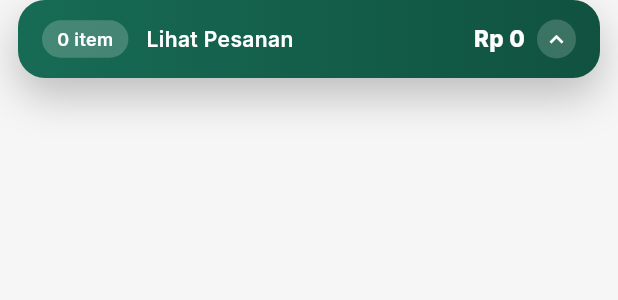
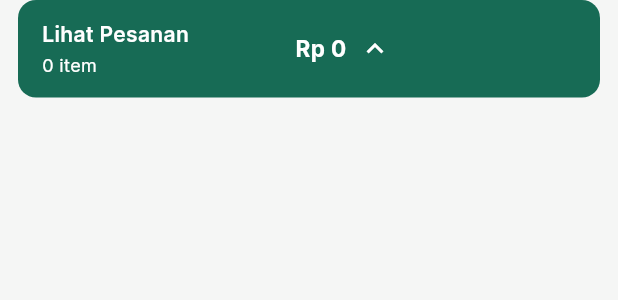
Before and after one commit to aijou7/Sajia, a Flutter app: the _CartBar widget shown alone on an empty page, opened directly with empty values, on a phone screen of 412 x 824 dp. Shown: the top 300 px of the screen. Run offline on Flutter 3.47's test engine with Material 3 defaults, Android fonts, the phone set to English and light mode, and no system bars; our stand-ins replace connectivity_plus, drift, equatable, fl_chart, flutter_local_notifications, flutter_riverpod and 12 more; missing offline and left inert: esc_pos_utils_plus, file_selector, pointycastle, print_bluetooth_thermal, sqlite3; accounts and stored records are empty; generated files the repository leaves out were written again.

Commit message:
Keep mobile order bar readable with enlarged text

```diff
--- a/lib/features/cashier/cashier_page.dart
+++ b/lib/features/cashier/cashier_page.dart
@@ -1310,55 +1310,36 @@ class _CartBar extends ConsumerWidget {
         ),
         padding: const EdgeInsets.symmetric(horizontal: 16, vertical: 13),
         decoration: BoxDecoration(
-          gradient: AppTheme.actionGradient,
-          borderRadius: BorderRadius.circular(18),
-          boxShadow: [
-            BoxShadow(
-              color: AppTheme.primary.withValues(alpha: 0.26),
-              blurRadius: 24,
-              offset: const Offset(0, 12),
-            ),
-          ],
+          color: AppTheme.action,
+          borderRadius: BorderRadius.circular(AppTheme.radius),
         ),
         child: Row(children: [
-          Container(
-            padding: const EdgeInsets.symmetric(horizontal: 10, vertical: 4),
-            decoration: BoxDecoration(
-              color: Colors.white.withValues(alpha: 0.2),
-              borderRadius: BorderRadius.circular(20),
+          Expanded(
+            child: Column(
+              crossAxisAlignment: CrossAxisAlignment.start,
+              mainAxisSize: MainAxisSize.min,
+              children: [
+                const Text('Lihat Pesanan',
+                    style: TextStyle(
+                        color: Colors.white, fontSize: 14,
+                        fontWeight: FontWeight.w600)),
+                const SizedBox(height: 2),
+                Text('${cart.itemCount} item',
+                    style: const TextStyle(
+                        color: Colors.white, fontSize: 12)),
+              ],
             ),
-            child: Text('${cart.itemCount} item',
-                style: const TextStyle(
-                    color: Colors.white,
-                    fontSize: 12,
-                    fontWeight: FontWeight.w600)),
           ),
           const SizedBox(width: 12),
-          const Text('Lihat Pesanan',
-              style: TextStyle(
-                  color: Colors.white,
-                  fontSize: 14,
-                  fontWeight: FontWeight.w600)),
-          const Spacer(),
-          Text(cart.total(taxPercent, servicePercent).toRupiah,
-              style: const TextStyle(
-                  color: Colors.white,
-                  fontSize: 15,
-                  fontWeight: FontWeight.w800)),
+          Flexible(
+            child: Text(cart.total(taxPercent, servicePercent).toRupiah,
+                textAlign: TextAlign.end,
+                style: const TextStyle(
+                    color: Colors.white, fontSize: 15,
+                    fontWeight: FontWeight.w700)),
+          ),
           const SizedBox(width: 8),
-          Container(
-            width: 26,
-            height: 26,
-            decoration: BoxDecoration(
-              color: Colors.white.withValues(alpha: 0.18),
-              shape: BoxShape.circle,
-            ),
-            child: const Icon(
-              Icons.keyboard_arrow_up,
-              color: Colors.white,
-              size: 18,
-            ),
-          ),
+          const Icon(Icons.keyboard_arrow_up, color: Colors.white, size: 22),
         ]),
       ),
     );
```
